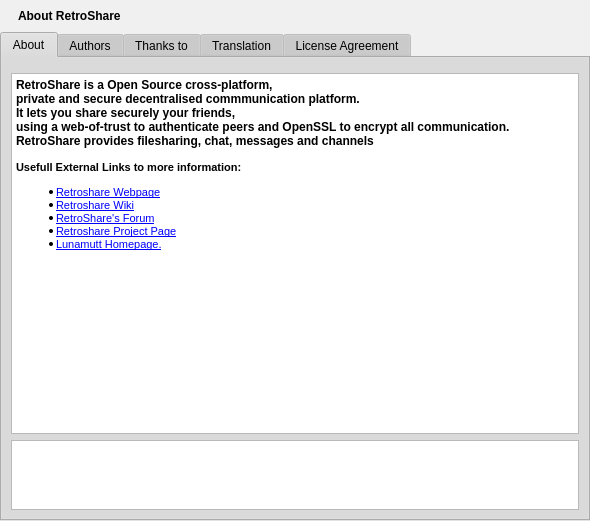
Before: the Qt Designer form retroshare-gui/src/gui/HelpDialog.ui in RetroShare/RetroShare, drawn with Qt 5.
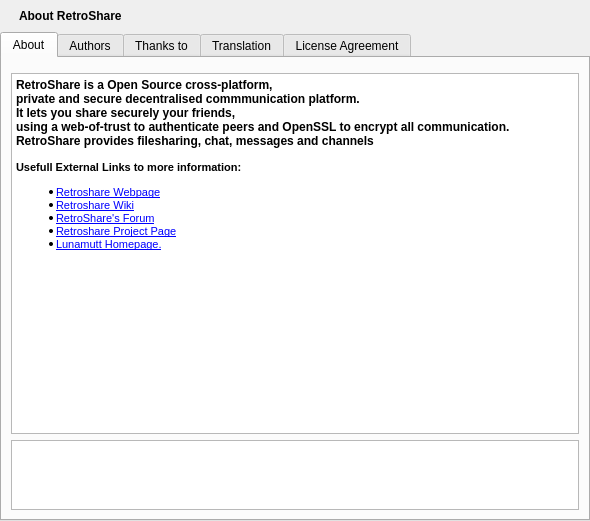
After: the same form once the commit is applied. Icons and pictures are not drawn.

Diff of the .ui file:
```diff
--- a/retroshare-gui/src/gui/HelpDialog.ui
+++ b/retroshare-gui/src/gui/HelpDialog.ui
@@ -10,495 +10,6 @@
     <height>521</height>
    </rect>
   </property>
-  <property name="sizePolicy">
-   <sizepolicy hsizetype="Expanding" vsizetype="Expanding">
-    <horstretch>0</horstretch>
-    <verstretch>0</verstretch>
-   </sizepolicy>
-  </property>
-  <property name="palette">
-   <palette>
-    <active>
-     <colorrole role="WindowText">
-      <brush brushstyle="SolidPattern">
-       <color alpha="255">
-        <red>0</red>
-        <green>0</green>
-        <blue>0</blue>
-       </color>
-      </brush>
-     </colorrole>
-     <colorrole role="Button">
-      <brush brushstyle="SolidPattern">
-       <color alpha="255">
-        <red>208</red>
-        <green>208</green>
-        <blue>208</blue>
-       </color>
-      </brush>
-     </colorrole>
-     <colorrole role="Light">
-      <brush brushstyle="SolidPattern">
-       <color alpha="255">
-        <red>255</red>
-        <green>255</green>
-        <blue>255</blue>
-       </color>
-      </brush>
-     </colorrole>
-     <colorrole role="Midlight">
-      <brush brushstyle="SolidPattern">
-       <color alpha="255">
-        <red>247</red>
-        <green>247</green>
-        <blue>247</blue>
-       </color>
-      </brush>
-     </colorrole>
-     <colorrole role="Dark">
-      <brush brushstyle="SolidPattern">
-       <color alpha="255">
-        <red>104</red>
-        <green>104</green>
-        <blue>104</blue>
-       </color>
-      </brush>
-     </colorrole>
-     <colorrole role="Mid">
-      <brush brushstyle="SolidPattern">
-       <color alpha="255">
-        <red>139</red>
-        <green>139</green>
-        <blue>139</blue>
-       </color>
-      </brush>
-     </colorrole>
-     <colorrole role="Text">
-      <brush brushstyle="SolidPattern">
-       <color alpha="255">
-        <red>0</red>
-        <green>0</green>
-        <blue>0</blue>
-       </color>
-      </brush>
-     </colorrole>
-     <colorrole role="BrightText">
-      <brush brushstyle="SolidPattern">
-       <color alpha="255">
-        <red>255</red>
-        <green>255</green>
-        <blue>255</blue>
-       </color>
-      </brush>
-     </colorrole>
-     <colorrole role="ButtonText">
-      <brush brushstyle="SolidPattern">
-       <color alpha="255">
-        <red>0</red>
-        <green>0</green>
-        <blue>0</blue>
-       </color>
-      </brush>
-     </colorrole>
-     <colorrole role="Base">
-      <brush brushstyle="SolidPattern">
-       <color alpha="255">
-        <red>255</red>
-        <green>255</green>
-        <blue>255</blue>
-       </color>
-      </brush>
-     </colorrole>
-     <colorrole role="Window">
-      <brush brushstyle="SolidPattern">
-       <color alpha="255">
-        <red>240</red>
-        <green>240</green>
-        <blue>240</blue>
-       </color>
-      </brush>
-     </colorrole>
-     <colorrole role="Shadow">
-      <brush brushstyle="SolidPattern">
-       <color alpha="255">
-        <red>0</red>
-        <green>0</green>
-        <blue>0</blue>
-       </color>
-      </brush>
-     </colorrole>
-     <colorrole role="Highlight">
-      <brush brushstyle="SolidPattern">
-       <color alpha="255">
-        <red>0</red>
-        <green>0</green>
-        <blue>128</blue>
-       </color>
-      </brush>
-     </colorrole>
-     <colorrole role="HighlightedText">
-      <brush brushstyle="SolidPattern">
-       <color alpha="255">
-        <red>255</red>
-        <green>255</green>
-        <blue>255</blue>
-       </color>
-      </brush>
-     </colorrole>
-     <colorrole role="Link">
-      <brush brushstyle="SolidPattern">
-       <color alpha="255">
-        <red>0</red>
-        <green>0</green>
-        <blue>255</blue>
-       </color>
-      </brush>
-     </colorrole>
-     <colorrole role="LinkVisited">
-      <brush brushstyle="SolidPattern">
-       <color alpha="255">
-        <red>255</red>
-        <green>0</green>
-        <blue>255</blue>
-       </color>
-      </brush>
-     </colorrole>
-     <colorrole role="AlternateBase">
-      <brush brushstyle="SolidPattern">
-       <color alpha="255">
-        <red>231</red>
-        <green>231</green>
-        <blue>231</blue>
-       </color>
-      </brush>
-     </colorrole>
-    </active>
-    <inactive>
-     <colorrole role="WindowText">
-      <brush brushstyle="SolidPattern">
-       <color alpha="255">
-        <red>0</red>
-        <green>0</green>
-        <blue>0</blue>
-       </color>
-      </brush>
-     </colorrole>
-     <colorrole role="Button">
-      <brush brushstyle="SolidPattern">
-       <color alpha="255">
-        <red>208</red>
-        <green>208</green>
-        <blue>208</blue>
-       </color>
-      </brush>
-     </colorrole>
-     <colorrole role="Light">
-      <brush brushstyle="SolidPattern">
-       <color alpha="255">
-        <red>255</red>
-        <green>255</green>
-        <blue>255</blue>
-       </color>
-      </brush>
-     </colorrole>
-     <colorrole role="Midlight">
-      <brush brushstyle="SolidPattern">
-       <color alpha="255">
-        <red>247</red>
-        <green>247</green>
-        <blue>247</blue>
-       </color>
-      </brush>
-     </colorrole>
-     <colorrole role="Dark">
-      <brush brushstyle="SolidPattern">
-       <color alpha="255">
-        <red>104</red>
-        <green>104</green>
-        <blue>104</blue>
-       </color>
-      </brush>
-     </colorrole>
-     <colorrole role="Mid">
-      <brush brushstyle="SolidPattern">
-       <color alpha="255">
-        <red>139</red>
-        <green>139</green>
-        <blue>139</blue>
-       </color>
-      </brush>
-     </colorrole>
-     <colorrole role="Text">
-      <brush brushstyle="SolidPattern">
-       <color alpha="255">
-        <red>0</red>
-        <green>0</green>
-        <blue>0</blue>
-       </color>
-      </brush>
-     </colorrole>
-     <colorrole role="BrightText">
-      <brush brushstyle="SolidPattern">
-       <color alpha="255">
-        <red>255</red>
-        <green>255</green>
-        <blue>255</blue>
-       </color>
-      </brush>
-     </colorrole>
-     <colorrole role="ButtonText">
-      <brush brushstyle="SolidPattern">
-       <color alpha="255">
-        <red>0</red>
-        <green>0</green>
-        <blue>0</blue>
-       </color>
-      </brush>
-     </colorrole>
-     <colorrole role="Base">
-      <brush brushstyle="SolidPattern">
-       <color alpha="255">
-        <red>255</red>
-        <green>255</green>
-        <blue>255</blue>
-       </color>
-      </brush>
-     </colorrole>
-     <colorrole role="Window">
-      <brush brushstyle="SolidPattern">
-       <color alpha="255">
-        <red>240</red>
-        <green>240</green>
-        <blue>240</blue>
-       </color>
-      </brush>
-     </colorrole>
-     <colorrole role="Shadow">
-      <brush brushstyle="SolidPattern">
-       <color alpha="255">
-        <red>0</red>
-        <green>0</green>
-        <blue>0</blue>
-       </color>
-      </brush>
-     </colorrole>
-     <colorrole role="Highlight">
-      <brush brushstyle="SolidPattern">
-       <color alpha="255">
-        <red>192</red>
-        <green>192</green>
-        <blue>192</blue>
-       </color>
-      </brush>
-     </colorrole>
-     <colorrole role="HighlightedText">
-      <brush brushstyle="SolidPattern">
-       <color alpha="255">
-        <red>0</red>
-        <green>0</green>
-        <blue>0</blue>
-       </color>
-      </brush>
-     </colorrole>
-     <colorrole role="Link">
-      <brush brushstyle="SolidPattern">
-       <color alpha="255">
-        <red>0</red>
-        <green>0</green>
-        <blue>255</blue>
-       </color>
-      </brush>
-     </colorrole>
-     <colorrole role="LinkVisited">
-      <brush brushstyle="SolidPattern">
-       <color alpha="255">
-        <red>255</red>
-        <green>0</green>
-        <blue>255</blue>
-       </color>
-      </brush>
-     </colorrole>
-     <colorrole role="AlternateBase">
-      <brush brushstyle="SolidPattern">
-       <color alpha="255">
-        <red>231</red>
-        <green>231</green>
-        <blue>231</blue>
-       </color>
-      </brush>
-     </colorrole>
-    </inactive>
-    <disabled>
-     <colorrole role="WindowText">
-      <brush brushstyle="SolidPattern">
-       <color alpha="255">
-        <red>104</red>
-        <green>104</green>
-        <blue>104</blue>
-       </color>
-      </brush>
-     </colorrole>
-     <colorrole role="Button">
-      <brush brushstyle="SolidPattern">
-       <color alpha="255">
-        <red>208</red>
-        <green>208</green>
-        <blue>208</blue>
-       </color>
-      </brush>
-     </colorrole>
-     <colorrole role="Light">
-      <brush brushstyle="SolidPattern">
-       <color alpha="255">
-        <red>255</red>
-        <green>255</green>
-        <blue>255</blue>
-       </color>
-      </brush>
-     </colorrole>
-     <colorrole role="Midlight">
-      <brush brushstyle="SolidPattern">
-       <color alpha="255">
-        <red>247</red>
-        <green>247</green>
-        <blue>247</blue>
-       </color>
-      </brush>
-     </colorrole>
-     <colorrole role="Dark">
-      <brush brushstyle="SolidPattern">
-       <color alpha="255">
-        <red>104</red>
-        <green>104</green>
-        <blue>104</blue>
-       </color>
-      </brush>
-     </colorrole>
-     <colorrole role="Mid">
-      <brush brushstyle="SolidPattern">
-       <color alpha="255">
-        <red>139</red>
-        <green>139</green>
-        <blue>139</blue>
-       </color>
-      </brush>
-     </colorrole>
-     <colorrole role="Text">
-      <brush brushstyle="SolidPattern">
-       <color alpha="255">
-        <red>104</red>
-        <green>104</green>
-        <blue>104</blue>
-       </color>
-      </brush>
-     </colorrole>
-     <colorrole role="BrightText">
-      <brush brushstyle="SolidPattern">
-       <color alpha="255">
-        <red>255</red>
-        <green>255</green>
-        <blue>255</blue>
-       </color>
-      </brush>
-     </colorrole>
-     <colorrole role="ButtonText">
-      <brush brushstyle="SolidPattern">
-       <color alpha="255">
-        <red>104</red>
-        <green>104</green>
-        <blue>104</blue>
-       </color>
-      </brush>
-     </colorrole>
-     <colorrole role="Base">
-      <brush brushstyle="SolidPattern">
-       <color alpha="255">
-        <red>240</red>
-        <green>240</green>
-        <blue>240</blue>
-       </color>
-      </brush>
-     </colorrole>
-     <colorrole role="Window">
-      <brush brushstyle="SolidPattern">
-       <color alpha="255">
-        <red>240</red>
-        <green>240</green>
-        <blue>240</blue>
-       </color>
-      </brush>
-     </colorrole>
-     <colorrole role="Shadow">
-      <brush brushstyle="SolidPattern">
-       <color alpha="255">
-        <red>0</red>
-        <green>0</green>
-        <blue>0</blue>
-       </color>
-      </brush>
-     </colorrole>
-     <colorrole role="Highlight">
-      <brush brushstyle="SolidPattern">
-       <color alpha="255">
-        <red>0</red>
-        <green>0</green>
-        <blue>128</blue>
-       </color>
-      </brush>
-     </colorrole>
-     <colorrole role="HighlightedText">
-      <brush brushstyle="SolidPattern">
-       <color alpha="255">
-        <red>255</red>
-        <green>255</green>
-        <blue>255</blue>
-       </color>
-      </brush>
-     </colorrole>
-     <colorrole role="Link">
-      <brush brushstyle="SolidPattern">
-       <color alpha="255">
-        <red>0</red>
-        <green>0</green>
-        <blue>255</blue>
-       </color>
-      </brush>
-     </colorrole>
-     <colorrole role="LinkVisited">
-      <brush brushstyle="SolidPattern">
-       <color alpha="255">
-        <red>255</red>
-        <green>0</green>
-        <blue>255</blue>
-       </color>
-      </brush>
-     </colorrole>
-     <colorrole role="AlternateBase">
-      <brush brushstyle="SolidPattern">
-       <color alpha="255">
-        <red>231</red>
-        <green>231</green>
-        <blue>231</blue>
-       </color>
-      </brush>
-     </colorrole>
-    </disabled>
-   </palette>
-  </property>
-  <property name="font">
-   <font>
-    <family>Arial</family>
-    <pointsize>8</pointsize>
-    <weight>50</weight>
-    <italic>false</italic>
-    <bold>false</bold>
-    <underline>false</underline>
-    <strikeout>false</strikeout>
-   </font>
-  </property>
-  <property name="contextMenuPolicy">
-   <enum>Qt::NoContextMenu</enum>
-  </property>
   <layout class="QGridLayout">
    <property name="margin">
     <number>0</number>
```
Left out of the diff: 52 changed lines with no effect on the pictures.
